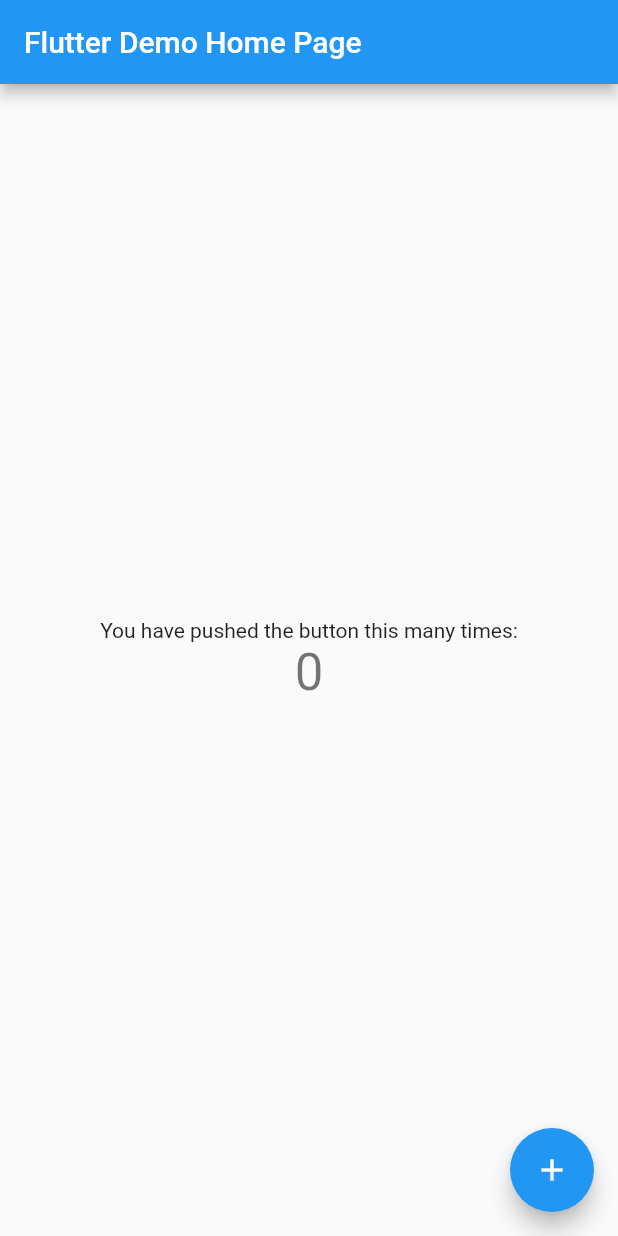
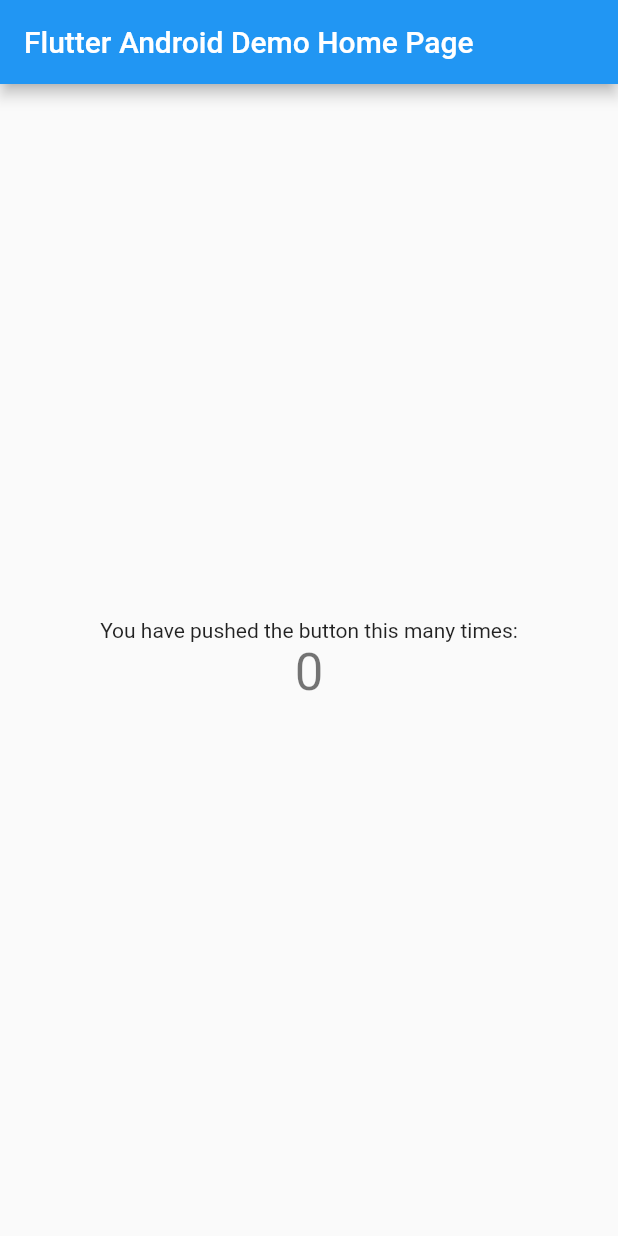
Before and after one commit to Elshad/hybrid-app, a Flutter app: the screen it shows after launch, on a phone screen of 412 x 824 dp. Run offline on Flutter 3.47's test engine with Material 2 defaults, Android fonts, the phone set to English and light mode, and no system bars.

Commit message:
Flutter platform code

```diff
--- /dev/null
+++ b/fluttershared/lib/SharedScaffold.dart
@@ -0,0 +1,31 @@
+import 'package:flutter/material.dart';
+import 'package:flutter/cupertino.dart';
+
+import 'SharedWidget.dart';
+
+class SharedScaffold extends SharedWidget<Scaffold, CupertinoPageScaffold> {
+  final String title;
+  final Widget body;
+
+  SharedScaffold({this.title, this.body});
+
+  @override
+  Scaffold createAndroidWidget(BuildContext context) {
+    return new Scaffold(
+      appBar: new AppBar(
+        title: new Text(title),
+      ),
+      body: body,
+    );
+  }
+
+  @override
+  CupertinoPageScaffold createIosWidget(BuildContext context) {
+    return new CupertinoPageScaffold(
+      navigationBar: new CupertinoNavigationBar(
+        middle: new Text(title),
+      ),
+      child: body,
+    );
+  }
+}
--- a/fluttershared/lib/main.dart
+++ b/fluttershared/lib/main.dart
@@ -1,4 +1,8 @@
 import 'package:flutter/material.dart';
+import 'package:flutter/cupertino.dart';
+import 'dart:io' show Platform;
+
+import 'SharedScaffold.dart';
 
 void main() => runApp(MyApp());
 
@@ -6,21 +10,24 @@ class MyApp extends StatelessWidget {
   // This widget is the root of your application.
   @override
   Widget build(BuildContext context) {
-    return MaterialApp(
-      title: 'Flutter Demooooo',
-      theme: ThemeData(
-        // This is the theme of your application.
-        //
-        // Try running your application with "flutter run". You'll see the
-        // application has a blue toolbar. Then, without quitting the app, try
-        // changing the primarySwatch below to Colors.green and then invoke
-        // "hot reload" (press "r" in the console where you ran "flutter run",
-        // or press Run > Flutter Hot Reload in a Flutter IDE). Notice that the
-        // counter didn't reset back to zero; the application is not restarted.
-        primarySwatch: Colors.blue,
-      ),
-      home: MyHomePage(title: 'Flutter Demo Home Page'),
-    );
+    if (Platform.isAndroid) {
+      return MaterialApp(
+        title: 'Flutter Android Demooooo',
+        theme: ThemeData(
+          primarySwatch: Colors.blue,
+        ),
+        home: MyHomePage(title: 'Flutter Android Demo Home Page'),
+      );
+    }
+    else if (Platform.isIOS) {
+      return CupertinoApp(
+        title: 'Flutter iOS Demooooo',
+        home: MyHomePage(title: 'Flutter iOS Demo Home Page'),
+      );
+    }
+    else {
+      return Container();
+    }
   }
 }
 
@@ -64,30 +71,10 @@ class _MyHomePageState extends State<MyHomePage> {
     // The Flutter framework has been optimized to make rerunning build methods
     // fast, so that you can just rebuild anything that needs updating rather
     // than having to individually change instances of widgets.
-    return Scaffold(
-      appBar: AppBar(
-        // Here we take the value from the MyHomePage object that was created by
-        // the App.build method, and use it to set our appbar title.
-        title: Text(widget.title),
-      ),
+    return SharedScaffold(
+      title: widget.title,
       body: Center(
-        // Center is a layout widget. It takes a single child and positions it
-        // in the middle of the parent.
         child: Column(
-          // Column is also layout widget. It takes a list of children and
-          // arranges them vertically. By default, it sizes itself to fit its
-          // children horizontally, and tries to be as tall as its parent.
-          //
-          // Invoke "debug painting" (press "p" in the console, choose the
-          // "Toggle Debug Paint" action from the Flutter Inspector in Android
-          // Studio, or the "Toggle Debug Paint" command in Visual Studio Code)
-          // to see the wireframe for each widget.
-          //
-          // Column has various properties to control how it sizes itself and
-          // how it positions its children. Here we use mainAxisAlignment to
-          // center the children vertically; the main axis here is the vertical
-          // axis because Columns are vertical (the cross axis would be
-          // horizontal).
           mainAxisAlignment: MainAxisAlignment.center,
           children: <Widget>[
             Text(
@@ -100,11 +87,6 @@ class _MyHomePageState extends State<MyHomePage> {
           ],
         ),
       ),
-      floatingActionButton: FloatingActionButton(
-        onPressed: _incrementCounter,
-        tooltip: 'Increment',
-        child: Icon(Icons.add),
-      ), // This trailing comma makes auto-formatting nicer for build methods.
     );
   }
 }
```
Also changed, not shown: fluttershared/lib/SharedWidget.dart (added, +20 -0 lines), fluttershared/lib/view.dart (added), 6 other files.
